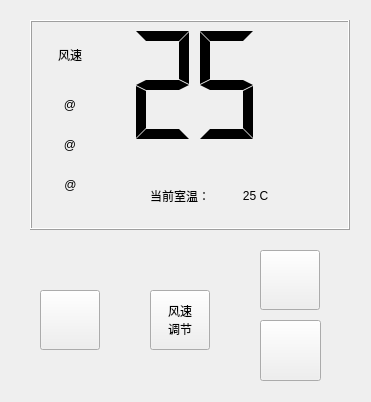
Above: controller.ui from LeaveryF/ACScheduler-frontend before the change. Below: the same form after it.
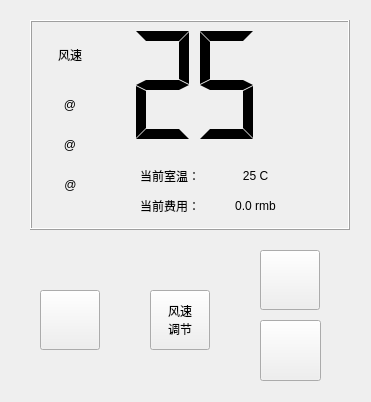
That is the form after the change. The open tabs and pages were chosen to show the change.

```diff
--- a/controller.ui
+++ b/controller.ui
@@ -154,8 +154,8 @@
      <widget class="QLabel" name="lab_text">
       <property name="geometry">
        <rect>
-        <x>120</x>
-        <y>160</y>
+        <x>110</x>
+        <y>140</y>
         <width>81</width>
         <height>31</height>
        </rect>
@@ -171,7 +171,7 @@
       <property name="geometry">
        <rect>
         <x>200</x>
-        <y>150</y>
+        <y>130</y>
         <width>51</width>
         <height>51</height>
        </rect>
@@ -263,6 +263,38 @@
        <set>Qt::AlignCenter</set>
       </property>
      </widget>
+     <widget class="QLabel" name="lab_text_2">
+      <property name="geometry">
+       <rect>
+        <x>110</x>
+        <y>170</y>
+        <width>81</width>
+        <height>31</height>
+       </rect>
+      </property>
+      <property name="text">
+       <string>当前费用：</string>
+      </property>
+      <property name="alignment">
+       <set>Qt::AlignLeading|Qt::AlignLeft|Qt::AlignVCenter</set>
+      </property>
+     </widget>
+     <widget class="QLabel" name="lab_nowtemp_2">
+      <property name="geometry">
+       <rect>
+        <x>200</x>
+        <y>160</y>
+        <width>51</width>
+        <height>51</height>
+       </rect>
+      </property>
+      <property name="text">
+       <string>0.0 rmb</string>
+      </property>
+      <property name="alignment">
+       <set>Qt::AlignCenter</set>
+      </property>
+     </widget>
     </widget>
    </widget>
    <widget class="QWidget" name="page_2">
```
